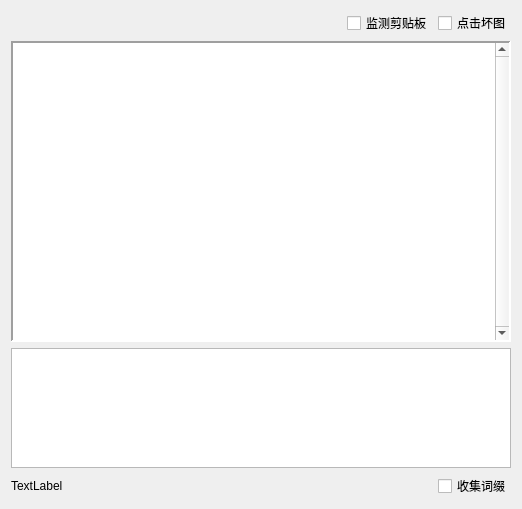
The window that data/ui/item_helper.ui (luoq24/MyPoeAssist) describes before a commit, drawn with Qt 5.
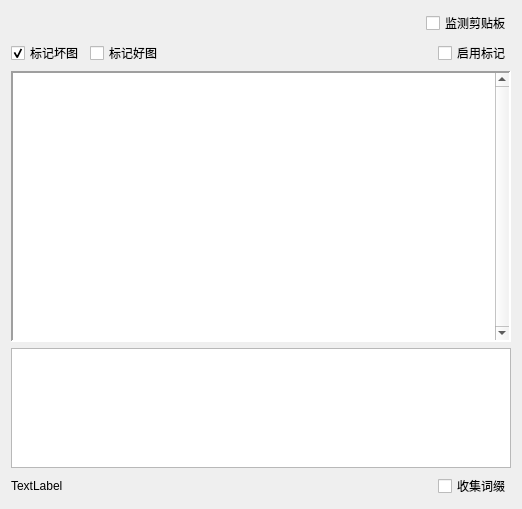
The same window after the commit.

The edit to the form file:
```diff
--- a/data/ui/item_helper.ui
+++ b/data/ui/item_helper.ui
@@ -39,13 +39,44 @@
        </property>
       </widget>
      </item>
+    </layout>
+   </item>
+   <item>
+    <layout class="QHBoxLayout" name="horizontalLayout_3">
      <item>
-      <widget class="QCheckBox" name="checkBox_click_bad_map">
+      <widget class="QCheckBox" name="checkBox_mark_bad_map">
        <property name="text">
-        <string>点击坏图</string>
+        <string>标记坏图</string>
        </property>
        <property name="checked">
-        <bool>false</bool>
+        <bool>true</bool>
+       </property>
+      </widget>
+     </item>
+     <item>
+      <widget class="QCheckBox" name="checkBox_mark_good_map">
+       <property name="text">
+        <string>标记好图</string>
+       </property>
+      </widget>
+     </item>
+     <item>
+      <spacer name="horizontalSpacer_2">
+       <property name="orientation">
+        <enum>Qt::Horizontal</enum>
+       </property>
+       <property name="sizeHint" stdset="0">
+        <size>
+         <width>40</width>
+         <height>20</height>
+        </size>
+       </property>
+      </spacer>
+     </item>
+     <item>
+      <widget class="QCheckBox" name="checkBox_enable_map_mark">
+       <property name="text">
+        <string>启用标记</string>
        </property>
       </widget>
      </item>
```
